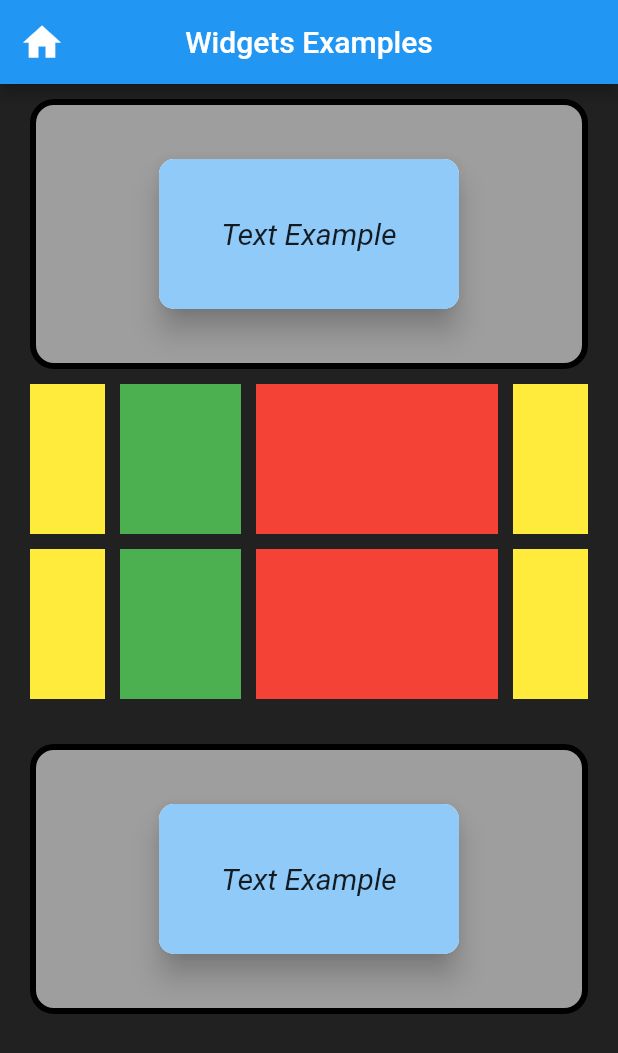
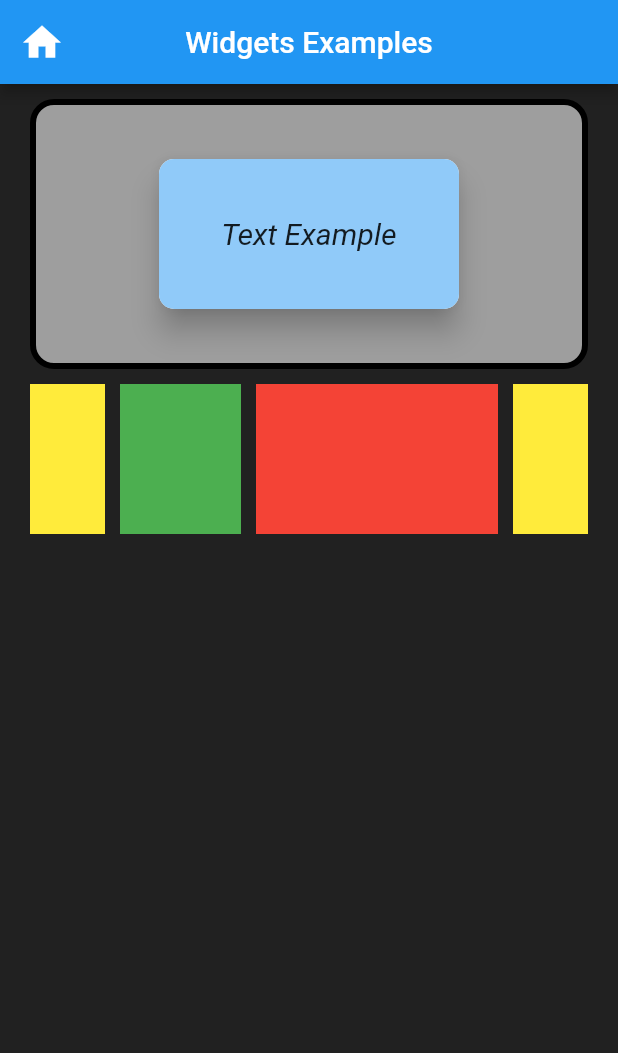
Before and after one commit to Igneele91/Dart-Flutter-Udmi2022, a Flutter app: the screen it shows after launch, on a phone screen of 412 x 824 dp. Shown: the top 1053 px of the screen. Run offline on Flutter 3.47's test engine with Material 2 defaults, Android fonts, the phone set to English and light mode, and no system bars; Roboto replaces fonts that are missing (Rubrik).

Commit message:
file and folder creation

```diff
--- /dev/null
+++ b/flutter_grundlagen/lib/presentation/widgets_examples/widgets/profil_picture.dart
@@ -0,0 +1,3 @@
+
+
+class Profilepicutre ;
--- a/flutter_grundlagen/lib/presentation/widgets_examples/widgets_examples_page.dart
+++ b/flutter_grundlagen/lib/presentation/widgets_examples/widgets_examples_page.dart
@@ -33,11 +33,7 @@ class WidgetsExamplesPage extends StatelessWidget {
               SizedBox(
                 height: 10,
               ),
-              RowExpandedExample(),
-              SizedBox(
-                height: 30,
-              ),
-              ContainerTextExample(),
+
             ],
           ),
         ),
```
